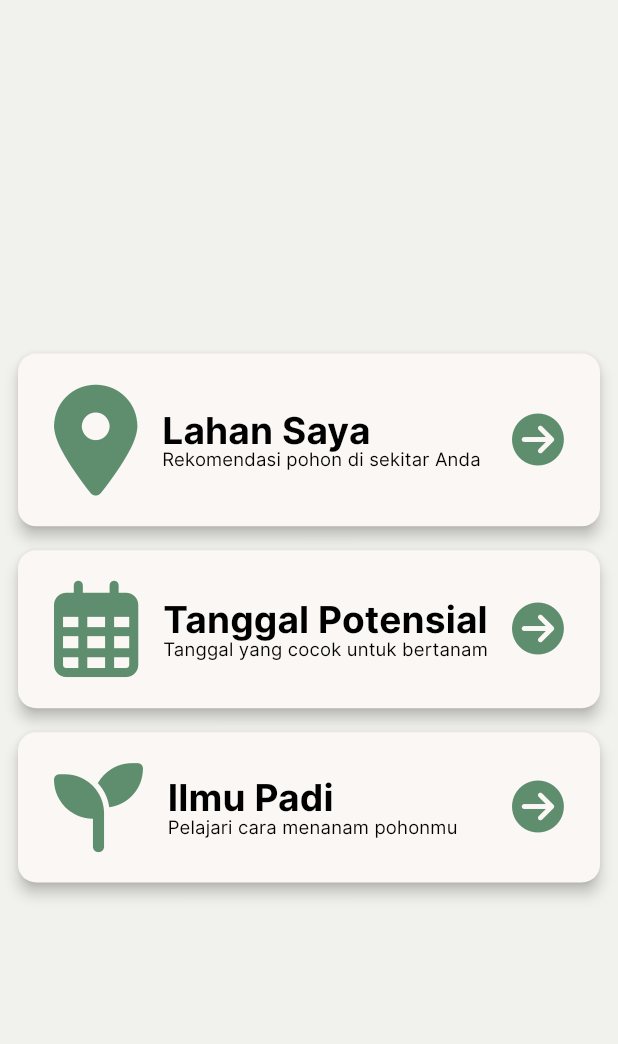
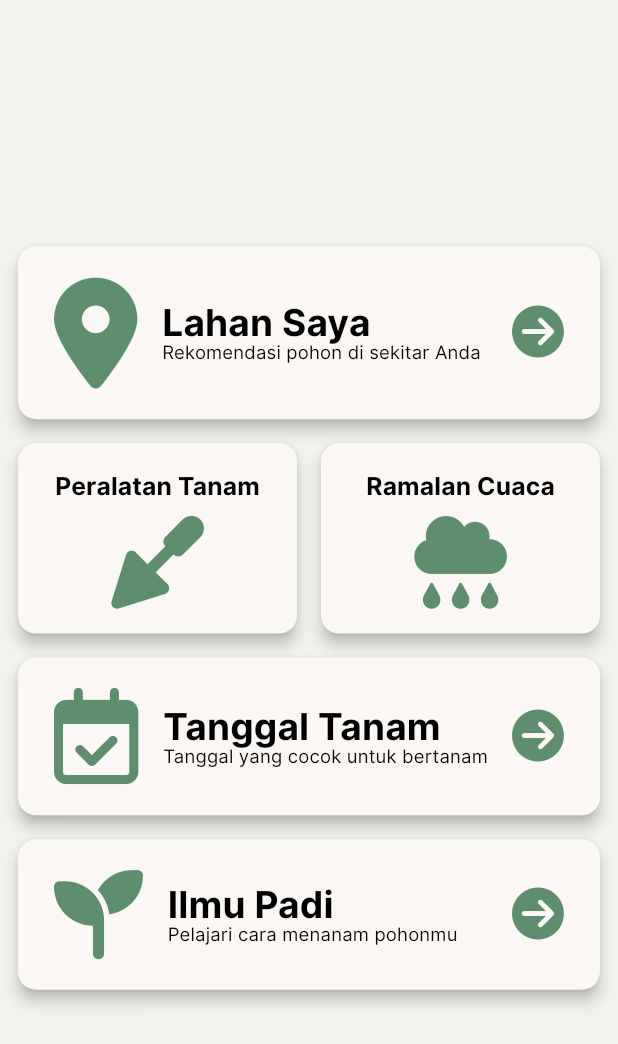
Before and after one commit to FaaizHaikal/planthis, a Flutter app: the screen it shows once a user with an empty profile is signed in, on a phone screen of 412 x 824 dp. Shown: the top 1044 px of the screen. Run offline on Flutter 3.47's test engine with Material 3 defaults, Android fonts, the phone set to English and light mode, and no system bars; our stand-ins replace firebase_auth, firebase_core, flutter_riverpod, font_awesome_flutter, google_sign_in; accounts and stored records are empty.

Commit message:
feat: secondary button

```diff
--- a/lib/features/dashboard/presentations/dashboard_screen.dart
+++ b/lib/features/dashboard/presentations/dashboard_screen.dart
@@ -1,6 +1,7 @@
 import 'package:flutter/material.dart';
 import 'package:font_awesome_flutter/font_awesome_flutter.dart';
 import 'package:planthis/features/dashboard/presentations/widgets/primary_button.dart';
+import 'package:planthis/features/dashboard/presentations/widgets/secondary_button.dart';
 
 class DashboardScreen extends StatelessWidget {
   const DashboardScreen({super.key});
@@ -21,12 +22,33 @@ class DashboardScreen extends StatelessWidget {
               body: 'Rekomendasi pohon di sekitar Anda',
               onClickRoute: '/lahan-saya',
             ),
+            Row(
+              spacing: 16.0,
+              children: [
+                Expanded(
+                  child: SecondaryButton(
+                    mainIcon: FontAwesomeIcons.trowel,
+                    iconSizeRatio: 1.5,
+                    title: 'Peralatan Tanam',
+                    onClickRoute: '/peralatan-tanam',
+                  ),
+                ),
+                Expanded(
+                  child: SecondaryButton(
+                    mainIcon: FontAwesomeIcons.cloudRain,
+                    iconSizeRatio: 1.5,
+                    title: 'Ramalan Cuaca',
+                    onClickRoute: '/ramalan-cuaca',
+                  ),
+                ),
+              ],
+            ),
             PrimaryButton(
-              mainIcon: FontAwesomeIcons.calendarDays,
+              mainIcon: FontAwesomeIcons.calendarCheck,
               iconSizeRatio: 1.3,
-              title: 'Tanggal Potensial',
+              title: 'Tanggal Tanam',
               body: 'Tanggal yang cocok untuk bertanam',
-              onClickRoute: '/tanggal-potensial',
+              onClickRoute: '/tanggal-tanam',
             ),
             PrimaryButton(
               mainIcon: FontAwesomeIcons.seedling,
--- /dev/null
+++ b/lib/features/dashboard/presentations/widgets/secondary_button.dart
@@ -0,0 +1,69 @@
+import 'package:flutter/material.dart';
+import 'package:font_awesome_flutter/font_awesome_flutter.dart';
+import 'package:planthis/app/theme/app_colors.dart';
+
+class SecondaryButton extends StatelessWidget {
+  final IconData mainIcon;
+  final double iconSizeRatio;
+  final String title;
+  final String onClickRoute;
+
+  const SecondaryButton({
+    super.key,
+    required this.mainIcon,
+    required this.iconSizeRatio,
+    required this.title,
+    required this.onClickRoute,
+  });
+
+  @override
+  Widget build(BuildContext context) {
+    final screenWidth = MediaQuery.of(context).size.width;
+
+    final iconSize = screenWidth * 0.1;
+    final titleSize = screenWidth * 0.04;
+
+    return SizedBox(
+      child: ElevatedButton(
+        onPressed: () => Navigator.pushNamed(context, onClickRoute),
+        style: ButtonStyle(
+          backgroundColor: WidgetStateProperty.resolveWith<Color>((states) {
+            if (states.contains(WidgetState.hovered)) {
+              return AppColors.secondary.withValues(alpha: 0.8);
+            }
+
+            if (states.contains(WidgetState.pressed)) {
+              return AppColors.secondary.withValues(alpha: 0.6);
+            }
+
+            return AppColors.secondary;
+          }),
+          shape: WidgetStateProperty.all<RoundedRectangleBorder>(
+            RoundedRectangleBorder(borderRadius: BorderRadius.circular(12.0)),
+          ),
+          elevation: WidgetStateProperty.resolveWith<double>(
+            (states) => states.contains(WidgetState.pressed) ? 1 : 4,
+          ),
+        ),
+
+        child: Padding(
+          padding: EdgeInsets.symmetric(vertical: screenWidth * 0.04),
+          child: Column(
+            spacing: 8.0,
+            children: [
+              Text(
+                title,
+                style: TextStyle(
+                  color: AppColors.textPrimary,
+                  fontSize: titleSize,
+                  fontWeight: FontWeight.bold,
+                ),
+              ),
+              FaIcon(mainIcon, size: iconSize * iconSizeRatio),
+            ],
+          ),
+        ),
+      ),
+    );
+  }
+}
```
